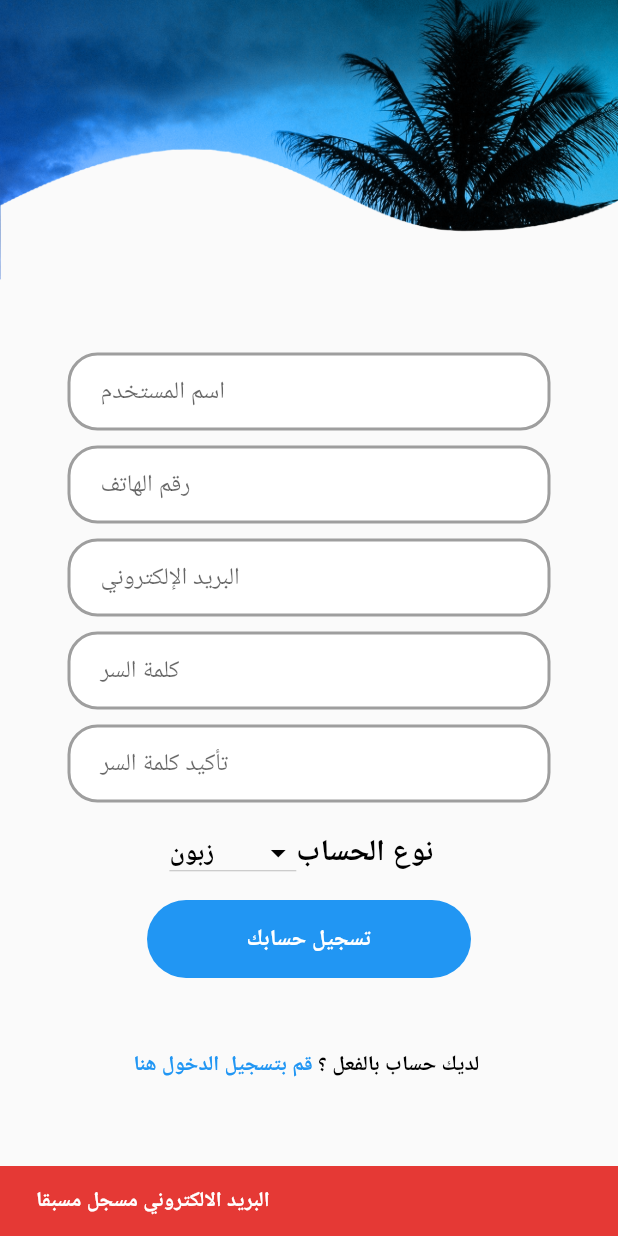
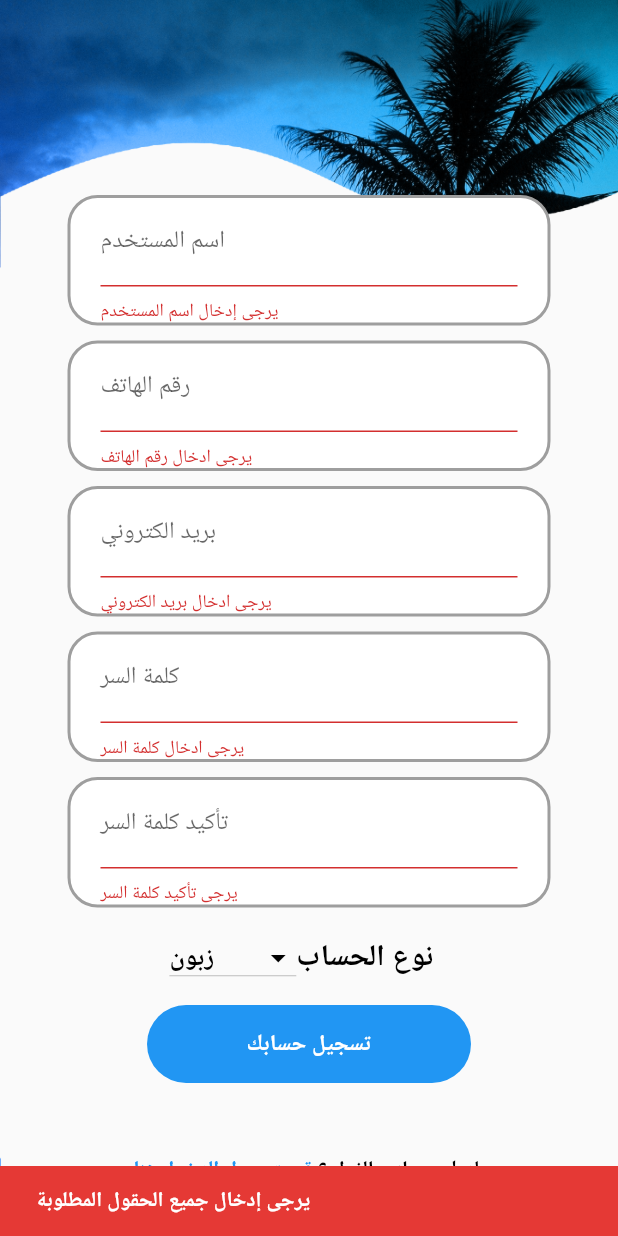
Before and after one commit to nongtr/Lyland, a Flutter app: the SignUpScreen screen opened by its route, after a tap on "تسجيل حسابك", on a phone screen of 412 x 824 dp. Run offline on Flutter 3.47's test engine with Material 2 defaults, Android fonts, the phone set to English and light mode, and no system bars; our stand-ins replace cloud_firestore, firebase_auth, firebase_core, firebase_storage, image_picker, table_calendar; accounts and stored records are empty; network calls fail.

Commit message:
-reject order with reason -added an account icon and name in the signout screen - new restriction for the signup  screen : all fields must be filled

```diff
--- a/lib/Screens/CS/Customer_OrderDate.dart
+++ b/lib/Screens/CS/Customer_OrderDate.dart
@@ -138,12 +138,11 @@ class _coDateState extends State<coDate> {
               child: Padding(
                 padding: const EdgeInsets.all(8.0),
                 child: TextField(
-                  keyboardType: TextInputType.emailAddress,
                   controller: _messageController,
                   maxLines: null,
                   decoration: InputDecoration(
                     border: InputBorder.none,
-                    hintText: " هل تود مشاركة بشيء في بالك ؟",
+                    hintText: " ذكر تفاصيل اضافية (اختياري)",
                     hintStyle: TextStyle(color: Colors.grey),
                   ),
                 ),
--- a/lib/Screens/CS/Customer_orderCheck.dart
+++ b/lib/Screens/CS/Customer_orderCheck.dart
@@ -79,7 +79,7 @@ class _CScheckState extends State<CScheck> {
         stream: _propertyStream,
         builder: (context, snapshot) {
           if (snapshot.connectionState == ConnectionState.waiting) {
-            return CircularProgressIndicator();
+            return Center(child: CircularProgressIndicator());
           }
           if (snapshot.hasError) {
             return Text('Error: ${snapshot.error}');
--- a/lib/Screens/CS/Property_itemDetails.dart
+++ b/lib/Screens/CS/Property_itemDetails.dart
@@ -193,11 +193,11 @@ class _item_DetailsState extends State<item_Details> {
                     width: 150,
                     padding: EdgeInsets.only(bottom: 2),
                     decoration: BoxDecoration(
-                        color: Colors.grey[700],
-                        borderRadius: BorderRadius.circular(20)),
+                        color: Colors.blue,
+                        borderRadius: BorderRadius.circular(25)),
                     child: Center(
                       child: Text(
-                        'طلب الحجز',
+                        ' طلب حجز',
                         style: TextStyle(fontSize: 25, color: Colors.white),
                       ),
                     ),
--- a/lib/Screens/CS/orderDetails.dart
+++ b/lib/Screens/CS/orderDetails.dart
@@ -38,7 +38,7 @@ class _orderDState extends State<orderD> {
         }
 
         if (snapshot.connectionState == ConnectionState.waiting) {
-          return CircularProgressIndicator();
+          return Center(child: CircularProgressIndicator());
         }
 
         final data = snapshot.data?.data() as Map<String, dynamic>?;
@@ -48,6 +48,7 @@ class _orderDState extends State<orderD> {
             body: Center(
                 child: Text(
           ' $fieldValue',
+          overflow: TextOverflow.visible,
           style: TextStyle(fontSize: 25),
         )));
       },
--- a/lib/Screens/CS/property_itemBody.dart
+++ b/lib/Screens/CS/property_itemBody.dart
@@ -61,7 +61,7 @@ class _propertyPageBodyState extends State<propertyPageBody> {
         stream: _propertyStream,
         builder: (context, snapshot) {
           if (snapshot.connectionState == ConnectionState.waiting) {
-            return CircularProgressIndicator();
+            return Center(child: CircularProgressIndicator());
           }
           if (snapshot.hasError) {
             return Text('Error: ${snapshot.error}');
--- a/lib/Screens/PO/Owner_orders.dart
+++ b/lib/Screens/PO/Owner_orders.dart
@@ -41,7 +41,7 @@ class _PO_ordersState extends State<PO_orders> {
         stream: _propertyStream,
         builder: (context, snapshot) {
           if (snapshot.connectionState == ConnectionState.waiting) {
-            return CircularProgressIndicator();
+            return Center(child: CircularProgressIndicator());
           }
           if (snapshot.hasError) {
             return Text('Error: ${snapshot.error}');
--- a/lib/Screens/PO/add_proberty_screen.dart
+++ b/lib/Screens/PO/add_proberty_screen.dart
@@ -41,8 +41,8 @@ class _addProbertyState extends State<addProberty> {
 
   List<String> _cityList = ['بنغازي', 'طرابلس'];
   String? _selectedCity = 'بنغازي';
-  List<String> _benghaziAreaList = ['', 'الكيش', 'الحدائق'];
-  List<String> _tripoliAreaList = ['بن غشير', 'الاندلس'];
+  List<String> _benghaziAreaList = ['السلماني', 'الكيش', 'الحدائق'];
+  List<String> _tripoliAreaList = ['بن غشير', 'حي الاندلس'];
   String? _selectedArea = '';
   List<String> getSelectedCityAreaList() {
     if (_selectedCity == 'بنغازي') {
@@ -93,6 +93,7 @@ class _addProbertyState extends State<addProberty> {
     ScaffoldMessenger.of(context).showSnackBar(
       SnackBar(
         content: Text('تم إضافة عقار بنجاح'),
+
       ),
     );
   }
--- a/lib/Screens/signup_screen.dart
+++ b/lib/Screens/signup_screen.dart
@@ -11,6 +11,8 @@ class SignUpScreen extends StatefulWidget {
 }
 
 class _SignUpScreenState extends State<SignUpScreen> {
+  final _formKey = GlobalKey<FormState>();
+
   final _auth = FirebaseAuth.instance;
   bool? validateEmail;
 
@@ -34,21 +36,16 @@ class _SignUpScreenState extends State<SignUpScreen> {
     return Scaffold(
       body: SingleChildScrollView(
         child: Container(
-          height: size.height,
           decoration: BoxDecoration(
               image: DecorationImage(
                   image: AssetImage('images/20230808_22.png'),
                   fit: BoxFit.fill)),
+          child: Form(
+            key: _formKey,
             child: Column(
               mainAxisAlignment: MainAxisAlignment.center,
               children: [
-              // Image.asset(
-              //   'images/real-estate-building-logo-design-inspiratiohn-building-logo-design-free-vector copy.png',
-              //   height: 250,
-              //   width: 250,
-              // ),
 
-              //// phone number text field
                 SizedBox(
                   height: 130,
                 ),
@@ -61,12 +58,17 @@ class _SignUpScreenState extends State<SignUpScreen> {
                           borderRadius: BorderRadius.circular(20)),
                       child: Padding(
                         padding: EdgeInsets.symmetric(horizontal: 20),
-                      child: TextField(
+                        child: TextFormField(
                           controller: _nameController,
                           decoration: InputDecoration(
-                          border: InputBorder.none,
-                          hintText: 'اسم المستخدم ',
+                            labelText: 'اسم المستخدم',
                           ),
+                          validator: (value) {
+                            if (value!.isEmpty) {
+                              return 'يرجى إدخال اسم المستخدم';
+                            }
+                            return null;
+                          },
                         ),
                       )),
                 ),
@@ -85,13 +87,19 @@ class _SignUpScreenState extends State<SignUpScreen> {
                           borderRadius: BorderRadius.circular(20)),
                       child: Padding(
                         padding: EdgeInsets.symmetric(horizontal: 20),
-                      child: TextField(
+                        child: TextFormField(
                           keyboardType: TextInputType.number,
                           controller: _phoneNumberController,
                           decoration: InputDecoration(
-                          border: InputBorder.none,
-                          hintText: 'رقم الهاتف',
+                            labelText: 'رقم الهاتف',
+
                           ),
+                          validator: (value) {
+                            if (value!.isEmpty) {
+                              return 'يرجى ادخال رقم الهاتف';
+                            }
+                            return null;
+                          },
                         ),
                       )),
                 ),
@@ -109,13 +117,19 @@ class _SignUpScreenState extends State<SignUpScreen> {
                     ),
                     child: Padding(
                       padding: EdgeInsets.symmetric(horizontal: 20),
-                    child: TextField(
+                      child: TextFormField(
                         keyboardType: TextInputType.emailAddress,
                         controller: _emailController,
                         decoration: InputDecoration(
-                        border: InputBorder.none,
-                        hintText: 'البريد الإلكتروني',
+                          labelText: 'بريد الكتروني',
+
                         ),
+                        validator: (value) {
+                          if (value!.isEmpty) {
+                            return 'يرجى ادخال بريد الكتروني';
+                          }
+                          return null;
+                        },
                         inputFormatters: [
                           FilteringTextInputFormatter.deny(
                             RegExp(r'[^a-zA-Z0-9@._-]'),
@@ -140,13 +154,19 @@ class _SignUpScreenState extends State<SignUpScreen> {
                           borderRadius: BorderRadius.circular(20)),
                       child: Padding(
                         padding: EdgeInsets.symmetric(horizontal: 20),
-                      child: TextField(
+                        child: TextFormField(
                           controller: _passwordController,
                           obscureText: true,
                           decoration: InputDecoration(
-                          border: InputBorder.none,
-                          hintText: 'كلمة السر',
+                            labelText: 'كلمة السر',
+
                           ),
+                          validator: (value) {
+                            if (value!.isEmpty) {
+                              return 'يرجى ادخال كلمة السر';
+                            }
+                            return null;
+                          },
                         ),
                       )),
                 ),
@@ -164,13 +184,19 @@ class _SignUpScreenState extends State<SignUpScreen> {
                           borderRadius: BorderRadius.circular(20)),
                       child: Padding(
                         padding: EdgeInsets.symmetric(horizontal: 20),
-                      child: TextField(
+                        child: TextFormField(
                           controller: _confirmPasswordController,
                           obscureText: true,
                           decoration: InputDecoration(
-                          border: InputBorder.none,
-                          hintText: 'تأكيد كلمة السر',
+                            labelText: 'تأكيد كلمة السر',
+
                           ),
+                          validator: (value) {
+                            if (value!.isEmpty) {
+                              return 'يرجى تأكيد كلمة السر';
+                            }
+                            return null;
+                          },
                         ),
                       )),
                 ),
@@ -227,7 +253,21 @@ class _SignUpScreenState extends State<SignUpScreen> {
                 Padding(
                   padding: EdgeInsets.symmetric(horizontal: 90),
                   child: TextButton(
-                  onPressed: SignUp,
+                    onPressed:  () {
+                      if (_formKey.currentState!.validate()) {
+                        SignUp();
+                      } else {
+                        final invalidSnackBar = SnackBar(
+                          backgroundColor: Colors.red[600],
+                          content: Text(
+                            'يرجى إدخال جميع الحقول المطلوبة',
+                            style: TextStyle(fontWeight: FontWeight.bold),
+                          ),
+                        );
+                        ScaffoldMessenger.of(context)
+                            .showSnackBar(invalidSnackBar);
+                      }
+                    },
                     child: Container(
                       padding: EdgeInsets.all(16),
                       decoration: BoxDecoration(
@@ -274,6 +314,7 @@ class _SignUpScreenState extends State<SignUpScreen> {
                   ],
                 )
               ],
+            ),
           ),
         ),
       ),
```
Also changed, not shown: lib/Screens/CS/Customer_signOut.dart (+41 -2 lines), lib/Screens/PO/aceeptPage.dart (+84 -45 lines). Lines whose indentation alone changed are shown as unchanged.
